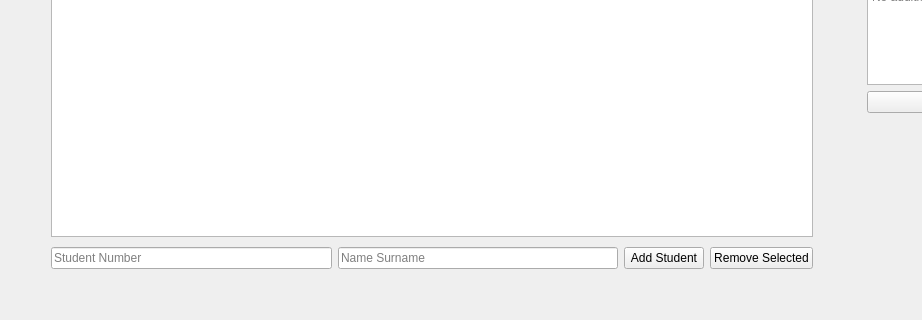
First picture: the form in ui/class_window.ui, repository imndllnuri/students-attendance-app, before the edit; both pictures show x 0 to 922 and y 500 to 820 of the 1200 by 820 pixel window.
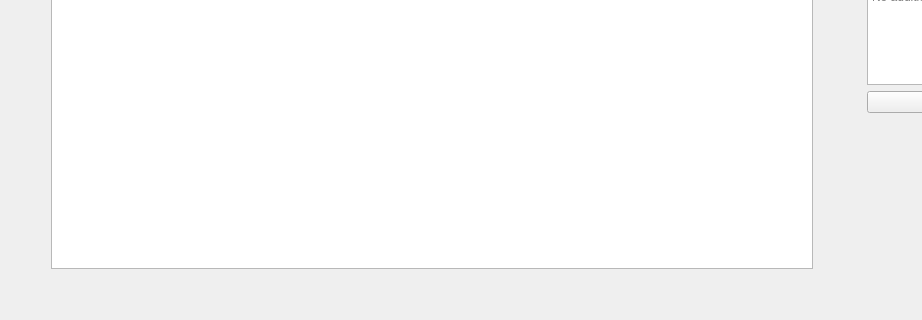
Second picture: the form after the edit.

Commit message: Move roster add/remove from Class Detail into a new Edit Class wizard step

What changed in the file:
```diff
--- a/ui/class_window.ui
+++ b/ui/class_window.ui
@@ -225,31 +225,6 @@
           </property>
          </widget>
         </item>
-        <item>
-         <layout class="QHBoxLayout" name="roster_add_student_layout">
-          <property name="topMargin"><number>4</number></property>
-          <item>
-           <widget class="QLineEdit" name="new_student_number_le">
-            <property name="placeholderText"><string>Student Number</string></property>
-           </widget>
-          </item>
-          <item>
-           <widget class="QLineEdit" name="new_student_name_le">
-            <property name="placeholderText"><string>Name Surname</string></property>
-           </widget>
-          </item>
-          <item>
-           <widget class="QPushButton" name="add_student_btn">
-            <property name="text"><string>Add Student</string></property>
-           </widget>
-          </item>
-          <item>
-           <widget class="QPushButton" name="remove_selected_student_btn">
-            <property name="text"><string>Remove Selected</string></property>
-           </widget>
-          </item>
-         </layout>
-        </item>
        </layout>
       </widget>
      </item>
```
The commit also changes 8 other files.
